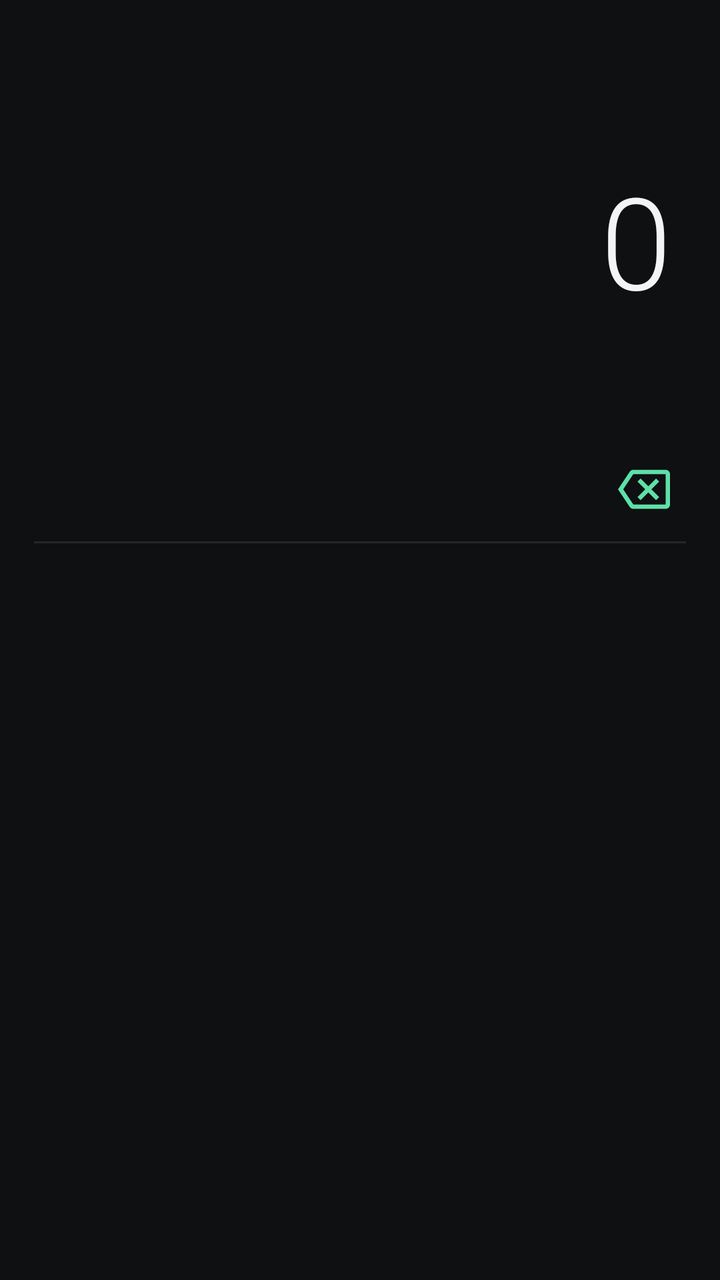
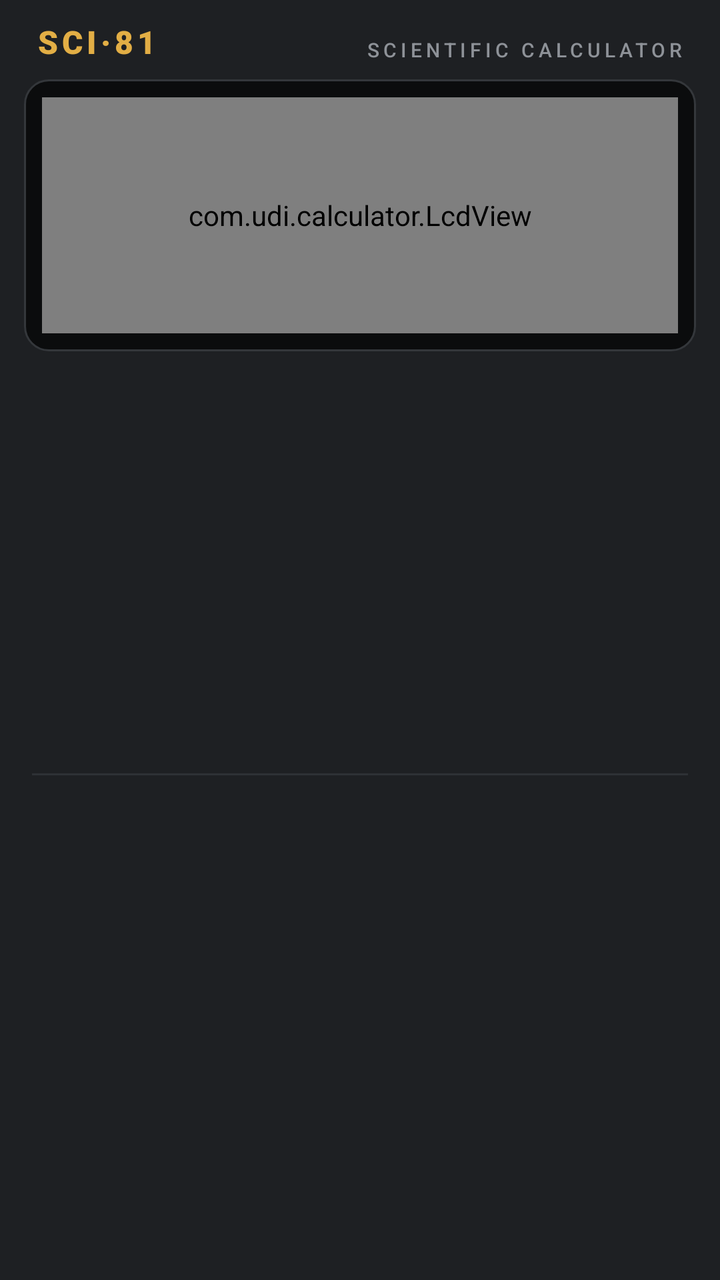

The first picture is an Android layout as it rendered before a commit; the second is the same layout after the commit. The layout source and the unified diff follow.
<!-- AndroidManifest.xml: application theme Theme.Calc -->
<!-- res/layout/activity_main.xml -->
<?xml version="1.0" encoding="utf-8"?>
<FrameLayout xmlns:android="http://schemas.android.com/apk/res/android"
    android:layout_width="match_parent"
    android:layout_height="match_parent"
    android:background="@color/bg"
    android:fitsSystemWindows="true">

    
    <LinearLayout
        android:layout_width="match_parent"
        android:layout_height="match_parent"
        android:layoutDirection="ltr"
        android:orientation="vertical"
        android:paddingLeft="12dp"
        android:paddingRight="12dp"
        android:paddingBottom="12dp">

        <LinearLayout
            android:layout_width="match_parent"
            android:layout_height="0dp"
            android:layout_weight="1"
            android:gravity="bottom"
            android:orientation="vertical"
            android:paddingLeft="12dp"
            android:paddingRight="12dp">

            <TextView
                android:id="@+id/expression"
                android:layout_width="match_parent"
                android:layout_height="150dp"
                android:autoSizeMaxTextSize="64sp"
                android:autoSizeMinTextSize="26sp"
                android:autoSizeStepGranularity="2sp"
                android:autoSizeTextType="uniform"
                android:ellipsize="start"
                android:fontFamily="sans-serif-light"
                android:gravity="end|bottom"
                android:hint="0"
                android:maxLines="2"
                android:textColor="@color/fg"
                android:textColorHint="@color/fg"
                android:textDirection="ltr" />

            <TextView
                android:id="@+id/result"
                android:layout_width="match_parent"
                android:layout_height="56dp"
                android:autoSizeMaxTextSize="34sp"
                android:autoSizeMinTextSize="16sp"
                android:autoSizeStepGranularity="2sp"
                android:autoSizeTextType="uniform"
                android:fontFamily="sans-serif-light"
                android:gravity="end|center_vertical"
                android:maxLines="1"
                android:textColor="@color/muted"
                android:textDirection="ltr" />
        </LinearLayout>

        <LinearLayout
            android:layout_width="match_parent"
            android:layout_height="52dp"
            android:gravity="end|center_vertical"
            android:orientation="horizontal">

            <ImageView
                android:id="@+id/backspace"
                android:layout_width="52dp"
                android:layout_height="52dp"
                android:background="?android:attr/selectableItemBackgroundBorderless"
                android:contentDescription="@string/backspace"
                android:padding="13dp"
                android:src="@drawable/ic_backspace" />
        </LinearLayout>

        <View
            android:layout_width="match_parent"
            android:layout_height="1dp"
            android:layout_marginLeft="5dp"
            android:layout_marginRight="5dp"
            android:layout_marginBottom="6dp"
            android:background="@color/divider" />

        <LinearLayout
            android:id="@+id/keypad"
            android:layout_width="match_parent"
            android:layout_height="0dp"
            android:layout_weight="1.6"
            android:orientation="vertical" />
    </LinearLayout>
</FrameLayout>
<!-- resources referenced by this layout -->
<resources>
  <color name="bg">#FF0F1012</color>
  <color name="divider">#FF24272B</color>
  <color name="fg">#FFF3F4F6</color>
  <color name="muted">#FF8B9097</color>
  <!-- drawable ic_backspace (drawable) -->
  <vector xmlns:android="http://schemas.android.com/apk/res/android"
      android:width="24dp"
      android:height="24dp"
      android:viewportWidth="24"
      android:viewportHeight="24">
      <path
          android:fillColor="@color/accent"
          android:pathData="M22,3H7C6.31,3 5.77,3.35 5.41,3.88L0,12l5.41,8.11C5.77,20.64 6.31,21 7,21h15c1.1,0 2,-0.9 2,-2V5C24,3.9 23.1,3 22,3zM22,19H7.07L2.4,12l4.66,-7H22V19zM10.41,17L14,13.41 17.59,17 19,15.59 15.41,12 19,8.41 17.59,7 14,10.59 10.41,7 9,8.41 12.59,12 9,15.59z" />
  </vector>
  <string name="backspace">מחק</string>
  <style name="Theme.Calc" parent="android:Theme.Material.NoActionBar">
          <item name="android:windowBackground">@color/bg</item>
          <item name="android:statusBarColor">@color/bg</item>
          <item name="android:navigationBarColor">@color/bg</item>
          <item name="android:colorAccent">@color/accent</item>
      </style>
  <color name="accent">#FF5EE0A8</color>
</resources>

<!-- the commit's change to res/layout/activity_main.xml (unified diff, before → after) -->
@@ -2,7 +2,7 @@
 <FrameLayout xmlns:android="http://schemas.android.com/apk/res/android"
     android:layout_width="match_parent"
     android:layout_height="match_parent"
-    android:background="@color/bg"
+    android:background="@color/body"
     android:fitsSystemWindows="true">
 
     
@@ -12,79 +12,73 @@
         android:layoutDirection="ltr"
         android:orientation="vertical"
         android:paddingLeft="12dp"
+        android:paddingTop="10dp"
         android:paddingRight="12dp"
         android:paddingBottom="12dp">
 
         <LinearLayout
             android:layout_width="match_parent"
-            android:layout_height="0dp"
-            android:layout_weight="1"
-            android:gravity="bottom"
-            android:orientation="vertical"
-            android:paddingLeft="12dp"
-            android:paddingRight="12dp">
+            android:layout_height="wrap_content"
+            android:orientation="horizontal"
+            android:paddingLeft="6dp"
+            android:paddingRight="6dp"
+            android:paddingBottom="8dp">
 
             <TextView
-                android:id="@+id/expression"
-                android:layout_width="match_parent"
-                android:layout_height="150dp"
-                android:autoSizeMaxTextSize="64sp"
-                android:autoSizeMinTextSize="26sp"
-                android:autoSizeStepGranularity="2sp"
-                android:autoSizeTextType="uniform"
-                android:ellipsize="start"
-                android:fontFamily="sans-serif-light"
-                android:gravity="end|bottom"
-                android:hint="0"
-                android:maxLines="2"
-                android:textColor="@color/fg"
-                android:textColorHint="@color/fg"
-                android:textDirection="ltr" />
+                android:layout_width="0dp"
+                android:layout_height="wrap_content"
+                android:layout_weight="1"
+                android:fontFamily="sans-serif-black"
+                android:letterSpacing="0.12"
+                android:text="SCI·81"
+                android:textColor="@color/brand"
+                android:textSize="16sp" />
 
             <TextView
-                android:id="@+id/result"
-                android:layout_width="match_parent"
-                android:layout_height="56dp"
-                android:autoSizeMaxTextSize="34sp"
-                android:autoSizeMinTextSize="16sp"
-                android:autoSizeStepGranularity="2sp"
-                android:autoSizeTextType="uniform"
-                android:fontFamily="sans-serif-light"
-                android:gravity="end|center_vertical"
-                android:maxLines="1"
-                android:textColor="@color/muted"
-                android:textDirection="ltr" />
+                android:layout_width="wrap_content"
+                android:layout_height="wrap_content"
+                android:layout_gravity="bottom"
+                android:fontFamily="sans-serif-medium"
+                android:letterSpacing="0.2"
+                android:text="SCIENTIFIC CALCULATOR"
+                android:textColor="@color/brand_dim"
+                android:textSize="10sp" />
         </LinearLayout>
 
+        <FrameLayout
+            android:layout_width="match_parent"
+            android:layout_height="wrap_content"
+            android:background="@drawable/lcd_bezel"
+            android:padding="9dp">
+
+            <com.udi.calculator.LcdView
+                android:id="@+id/lcd"
+                android:layout_width="match_parent"
+                android:layout_height="118dp" />
+        </FrameLayout>
+
         <LinearLayout
+            android:id="@+id/fnPad"
             android:layout_width="match_parent"
-            android:layout_height="52dp"
-            android:gravity="end|center_vertical"
-            android:orientation="horizontal">
-
-            <ImageView
-                android:id="@+id/backspace"
-                android:layout_width="52dp"
-                android:layout_height="52dp"
-                android:background="?android:attr/selectableItemBackgroundBorderless"
-                android:contentDescription="@string/backspace"
-                android:padding="13dp"
-                android:src="@drawable/ic_backspace" />
-        </LinearLayout>
+            android:layout_height="0dp"
+            android:layout_marginTop="10dp"
+            android:layout_weight="3"
+            android:orientation="vertical" />
 
         <View
             android:layout_width="match_parent"
             android:layout_height="1dp"
-            android:layout_marginLeft="5dp"
-            android:layout_marginRight="5dp"
+            android:layout_marginLeft="4dp"
+            android:layout_marginTop="6dp"
+            android:layout_marginRight="4dp"
             android:layout_marginBottom="6dp"
             android:background="@color/divider" />
 
         <LinearLayout
-            android:id="@+id/keypad"
+            android:id="@+id/numPad"
             android:layout_width="match_parent"
             android:layout_height="0dp"
-            android:layout_weight="1.6"
+            android:layout_weight="3.6"
             android:orientation="vertical" />
     </LinearLayout>
 </FrameLayout>
<!-- resource entries referenced after the edit -->
@@ -1,26 +1,22 @@
 <!-- resources referenced by this layout -->
 <resources>
-  <color name="bg">#FF0F1012</color>
-  <color name="divider">#FF24272B</color>
-  <color name="fg">#FFF3F4F6</color>
-  <color name="muted">#FF8B9097</color>
-  <!-- drawable ic_backspace (drawable) -->
-  <vector xmlns:android="http://schemas.android.com/apk/res/android"
-      android:width="24dp"
-      android:height="24dp"
-      android:viewportWidth="24"
-      android:viewportHeight="24">
-      <path
-          android:fillColor="@color/accent"
-          android:pathData="M22,3H7C6.31,3 5.77,3.35 5.41,3.88L0,12l5.41,8.11C5.77,20.64 6.31,21 7,21h15c1.1,0 2,-0.9 2,-2V5C24,3.9 23.1,3 22,3zM22,19H7.07L2.4,12l4.66,-7H22V19zM10.41,17L14,13.41 17.59,17 19,15.59 15.41,12 19,8.41 17.59,7 14,10.59 10.41,7 9,8.41 12.59,12 9,15.59z" />
-  </vector>
-  <string name="backspace">מחק</string>
+  <color name="body">#FF1E2023</color>
+  <color name="brand">#FFE2AE45</color>
+  <color name="brand_dim">#FF8E9298</color>
+  <color name="divider">#FF2E3135</color>
+  <!-- drawable lcd_bezel (drawable) -->
+  <?xml version="1.0" encoding="utf-8"?>
+  <shape xmlns:android="http://schemas.android.com/apk/res/android" android:shape="rectangle">
+      <solid android:color="#FF0B0C0D" />
+      <corners android:radius="12dp" />
+      <stroke android:width="1dp" android:color="#FF34373B" />
+  </shape>
   <style name="Theme.Calc" parent="android:Theme.Material.NoActionBar">
-          <item name="android:windowBackground">@color/bg</item>
-          <item name="android:statusBarColor">@color/bg</item>
-          <item name="android:navigationBarColor">@color/bg</item>
+          <item name="android:windowBackground">@color/body</item>
+          <item name="android:statusBarColor">@color/body</item>
+          <item name="android:navigationBarColor">@color/body</item>
           <item name="android:colorAccent">@color/accent</item>
       </style>
-  <color name="accent">#FF5EE0A8</color>
+  <color name="accent">#FFE2AE45</color>
 </resources>
 
